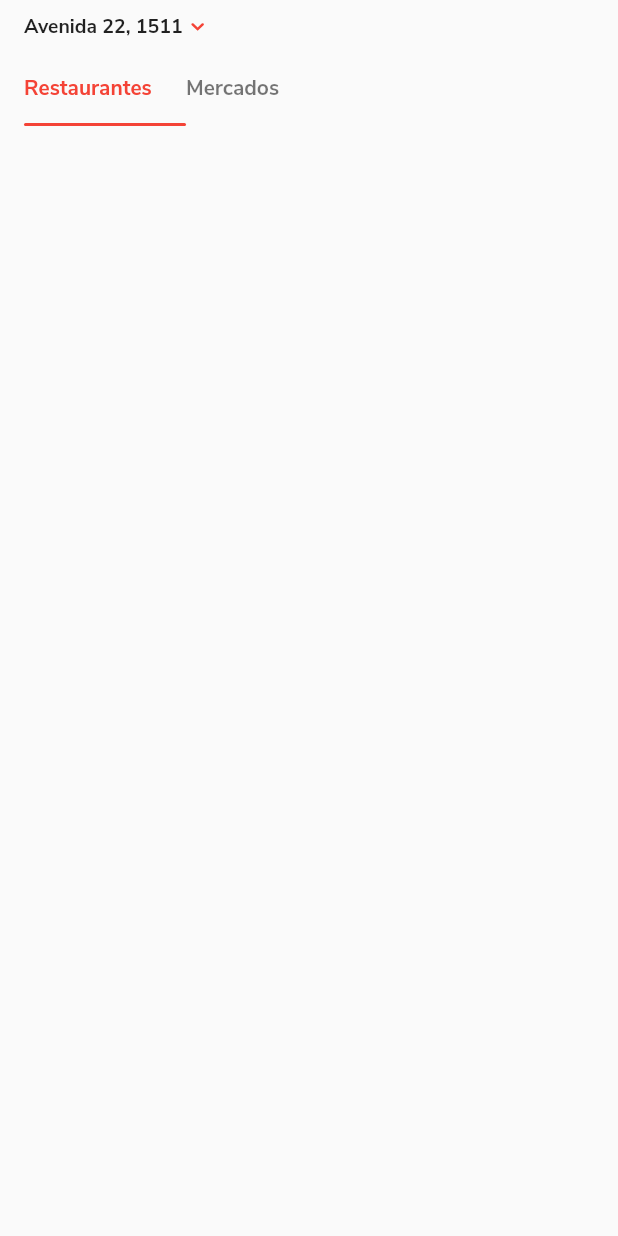
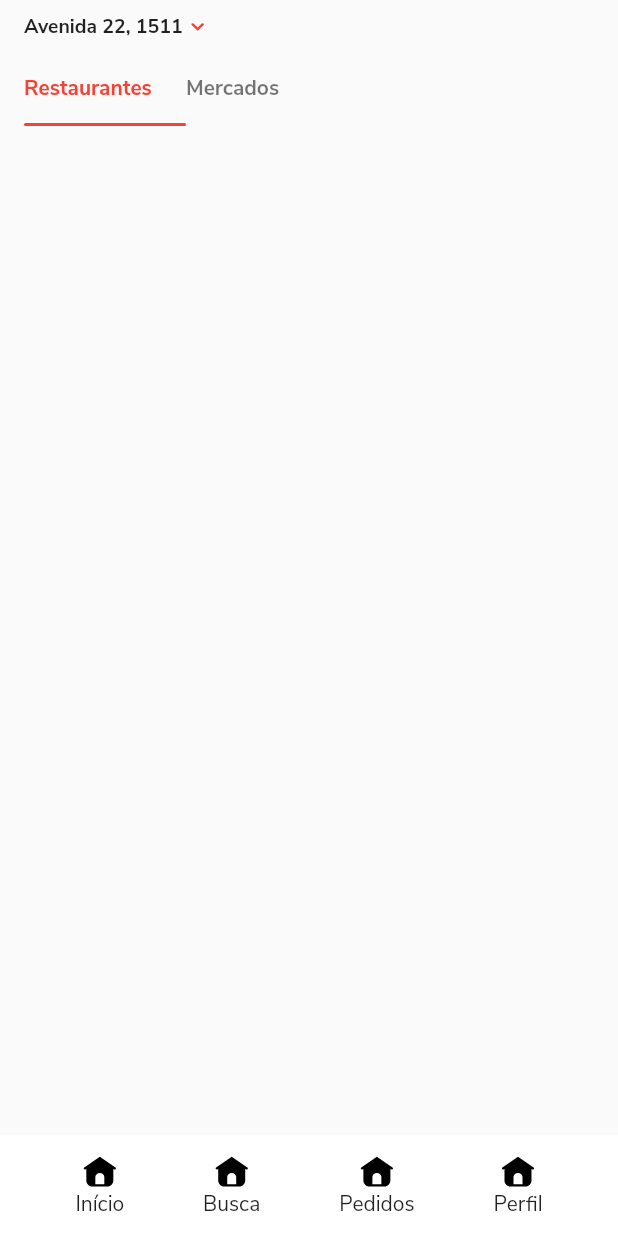
Before and after one commit to joaobaronisilva/iFood, a Flutter app: the screen it shows after launch, on a phone screen of 412 x 824 dp. Run offline on Flutter 3.47's test engine with Material 2 defaults, Android fonts, the phone set to English and light mode, and no system bars; our stand-ins replace flutter_svg, tab_indicator_styler.

Commit message:
added bottom navigator component

```diff
--- a/lib/core/theme/app_colors.dart
+++ b/lib/core/theme/app_colors.dart
@@ -3,5 +3,6 @@ import 'package:flutter/material.dart';
 class AppColors {
   static const Color primaryColor = Colors.red;
   static const Color black = Colors.black;
+  static const Color white = Colors.white;
   static const Color black54 = Colors.black54;
 }
--- a/lib/core/theme/app_icons.dart
+++ b/lib/core/theme/app_icons.dart
@@ -5,6 +5,7 @@ const String pathIcons = 'assets/icons/';
 
 class AppIcons {
   static const arrowDown = '${pathIcons}arrow_down.svg';
+  static const homeActive = '${pathIcons}bottom/home_active.svg';
 }
 
 class AppIcon extends StatelessWidget {
--- /dev/null
+++ b/lib/views/content/components/bottom_navigator_component.dart
@@ -0,0 +1,65 @@
+import 'package:flutter/material.dart';
+import 'package:ifood/core/theme/app_colors.dart';
+import 'package:ifood/core/theme/app_icons.dart';
+
+class BottomNavigatorComponent extends StatelessWidget {
+  const BottomNavigatorComponent({Key? key}) : super(key: key);
+
+  @override
+  Widget build(BuildContext context) {
+    return Container(
+      decoration: BoxDecoration(color: AppColors.white),
+      child: Column(
+        children: [
+          Padding(
+            padding: const EdgeInsets.symmetric(horizontal: 24),
+            child: Row(
+              mainAxisAlignment: MainAxisAlignment.spaceAround,
+              children: [
+                Padding(
+                  padding: const EdgeInsets.all(12),
+                  child: Column(
+                    children: [
+                      AppIcon(AppIcons.homeActive),
+                      Text('Início'),
+                    ],
+                  ),
+                ),
+                Padding(
+                  padding: const EdgeInsets.all(12),
+                  child: Column(
+                    children: [
+                      AppIcon(AppIcons.homeActive),
+                      Text('Busca'),
+                    ],
+                  ),
+                ),
+                Padding(
+                  padding: const EdgeInsets.all(12),
+                  child: Column(
+                    children: [
+                      AppIcon(AppIcons.homeActive),
+                      Text('Pedidos'),
+                    ],
+                  ),
+                ),
+                Padding(
+                  padding: const EdgeInsets.all(12),
+                  child: Column(
+                    children: [
+                      AppIcon(AppIcons.homeActive),
+                      Text('Perfil'),
+                    ],
+                  ),
+                ),
+              ],
+            ),
+          ),
+          SizedBox(
+            height: MediaQuery.of(context).padding.bottom,
+          )
+        ],
+      ),
+    );
+  }
+}
--- a/lib/views/content/components/content_tab_bar_component.dart
+++ b/lib/views/content/components/content_tab_bar_component.dart
@@ -5,8 +5,9 @@ import 'package:tab_indicator_styler/tab_indicator_styler.dart';
 
 class ContentTabBarComponent extends StatelessWidget {
   final TabController? controller;
+  final Function(int)? onTap;
 
-  ContentTabBarComponent(this.controller);
+  ContentTabBarComponent({this.controller, this.onTap});
 
   @override
   Widget build(BuildContext context) {
@@ -16,6 +17,7 @@ class ContentTabBarComponent extends StatelessWidget {
           labelPadding: EdgeInsets.zero,
           labelColor: AppColors.primaryColor,
           controller: controller,
+          onTap: onTap,
           unselectedLabelColor: AppColors.black54,
           overlayColor: MaterialStateProperty.all(Colors.transparent),
           labelStyle: AppTypography.tabBarStyle(context),
--- a/lib/views/content/content_page.dart
+++ b/lib/views/content/content_page.dart
@@ -1,9 +1,7 @@
 import 'package:flutter/material.dart';
-import 'package:ifood/core/theme/app_colors.dart';
-import 'package:ifood/core/theme/app_typography.dart';
 import 'package:ifood/views/content/components/header_local_component.dart';
-import 'package:tab_indicator_styler/tab_indicator_styler.dart';
 
+import 'components/bottom_navigator_component.dart';
 import 'components/content_tab_bar_component.dart';
 
 class ContentPage extends StatefulWidget {
@@ -28,10 +26,20 @@ class _ContentPageState extends State<ContentPage>
     return Scaffold(
         body: Column(
       children: [
-        HeaderLocationComponent(
-          location: 'Avenida 22, 1511',
+        Expanded(
+          child: Column(
+            children: [
+              HeaderLocationComponent(
+                location: 'Avenida 22, 1511',
+              ),
+              ContentTabBarComponent(
+                controller: tabController,
+                onTap: (index) {},
+              )
+            ],
+          ),
         ),
-        ContentTabBarComponent(tabController)
+        BottomNavigatorComponent()
       ],
     ));
   }
```
